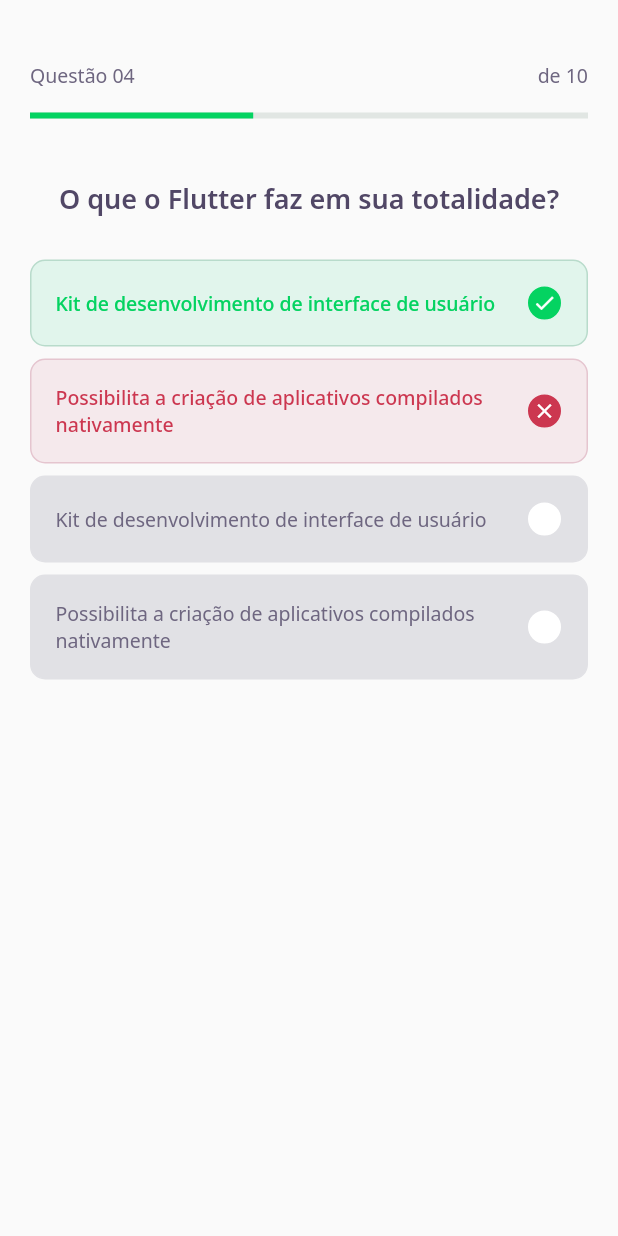
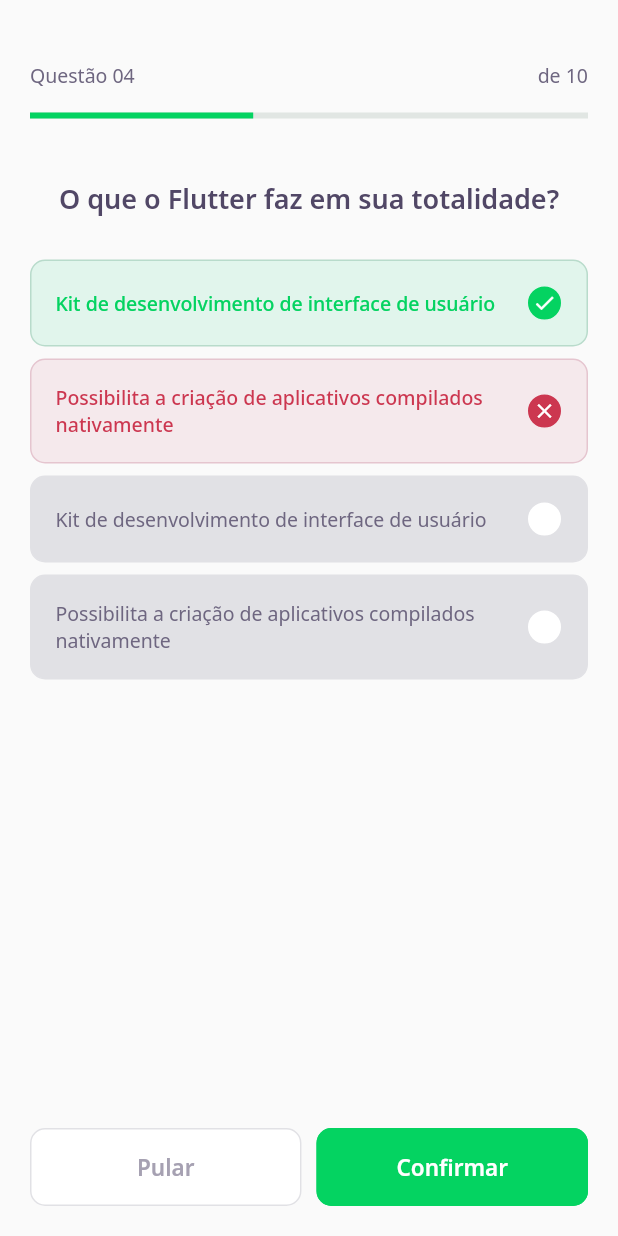
Before and after one commit to andrempeixoto/flutter_devquiz, a Flutter app: the ChallengePage screen opened directly, on a phone screen of 412 x 824 dp. Run offline on Flutter 3.47's test engine with Material 2 defaults, Android fonts, the phone set to English and light mode, and no system bars; our stand-ins replace google_fonts; accounts and stored records are empty.

Commit message:
Creates NextButtonWidget and adds it to ChallengePage

```diff
--- a/lib/challenge/challenge_page.dart
+++ b/lib/challenge/challenge_page.dart
@@ -1,5 +1,7 @@
+import 'package:DevQuiz/challenge/widgets/next_button/next_button_widget.dart';
 import 'package:DevQuiz/challenge/widgets/question_indicator/question_indicator_widget.dart';
 import 'package:DevQuiz/challenge/widgets/quiz/quiz_widget.dart';
+import 'package:DevQuiz/core/core.dart';
 import 'package:flutter/material.dart';
 import 'package:flutter/services.dart';
 
@@ -24,9 +26,19 @@ class _ChallengePageState extends State<ChallengePage> {
           child: QuestionIndicatorWidget(),
         ),
       ),
-      body: Container(
-        padding: EdgeInsets.symmetric(horizontal: 20.0),
-        child: QuizWidget(title: "O que o Flutter faz em sua totalidade?"),
+      body: QuizWidget(title: "O que o Flutter faz em sua totalidade?"),
+      bottomNavigationBar: SafeArea(
+        bottom: true,
+        child: Padding(
+          padding: EdgeInsets.symmetric(horizontal: 15.0, vertical: 20.0),
+          child: Row(
+            mainAxisAlignment: MainAxisAlignment.spaceBetween,
+            children: [
+              NextButtonWidget.white("Pular"),
+              NextButtonWidget.darkGreen("Confirmar"),
+            ],
+          ),
+        ),
       ),
     );
   }
--- /dev/null
+++ b/lib/challenge/widgets/next_button/next_button_widget.dart
@@ -0,0 +1,64 @@
+import 'package:DevQuiz/core/core.dart';
+import 'package:flutter/material.dart';
+import 'package:google_fonts/google_fonts.dart';
+
+class NextButtonWidget extends StatelessWidget {
+  final String label;
+  final Color backgroundColor;
+  final Color fontColor;
+  final Color borderColor;
+  final Color overlayColor;
+
+  NextButtonWidget({
+    required this.label,
+    required this.backgroundColor,
+    required this.fontColor,
+    required this.borderColor,
+    required this.overlayColor,
+  });
+
+  NextButtonWidget.white(String label)
+      : this.label = label,
+        this.backgroundColor = AppColors.white,
+        this.fontColor = AppColors.lightGrey,
+        this.borderColor = AppColors.border,
+        this.overlayColor = AppColors.border;
+
+  NextButtonWidget.darkGreen(String label)
+      : this.label = label,
+        this.backgroundColor = AppColors.darkGreen,
+        this.fontColor = AppColors.white,
+        this.borderColor = AppColors.darkGreen,
+        this.overlayColor = AppColors.darkerGreen;
+
+  @override
+  Widget build(BuildContext context) {
+    return Expanded(
+      child: Container(
+        padding: EdgeInsets.symmetric(horizontal: 5),
+        height: 52,
+        child: TextButton(
+          onPressed: () {},
+          child: Text(
+            label,
+            style: GoogleFonts.notoSans(
+              fontWeight: FontWeight.w600,
+              fontSize: 15,
+              color: fontColor,
+            ),
+          ),
+          style: ButtonStyle(
+              backgroundColor: MaterialStateProperty.all(backgroundColor),
+              shape: MaterialStateProperty.all(
+                RoundedRectangleBorder(
+                  borderRadius: BorderRadius.circular(10),
+                  side: BorderSide(color: borderColor),
+                ),
+              ),
+              enableFeedback: true,
+              overlayColor: MaterialStateProperty.all(overlayColor)),
+        ),
+      ),
+    );
+  }
+}
--- a/lib/challenge/widgets/quiz/quiz_widget.dart
+++ b/lib/challenge/widgets/quiz/quiz_widget.dart
@@ -11,7 +11,9 @@ class QuizWidget extends StatelessWidget {
 
   @override
   Widget build(BuildContext context) {
-    return Container(
+    return Padding(
+      padding: const EdgeInsets.symmetric(horizontal: 20.0),
+      child: Container(
         child: Column(
           children: [
             Text(
@@ -31,12 +33,14 @@ class QuizWidget extends StatelessWidget {
                       isRight: false,
                       title: "Possibilita a criação de aplicativos compilados nativamente"),
                   AnswerWidget(title: "Kit de desenvolvimento de interface de usuário"),
-                AnswerWidget(title: "Possibilita a criação de aplicativos compilados nativamente"),
+                  AnswerWidget(
+                      title: "Possibilita a criação de aplicativos compilados nativamente"),
                 ],
               ),
             ),
           ],
         ),
+      ),
     );
   }
 }
--- a/lib/core/app_colors.dart
+++ b/lib/core/app_colors.dart
@@ -4,8 +4,8 @@ class AppColors {
   static final Color purple = Color(0xFF8257E5);
   static final Color white = Color(0xFFFFFFFF);
   static final Color black = Color(0xFF514766);
+  static final Color lightGrey = Color(0xFFA6A1B2);
   static final Color grey = Color(0xFF6E6680);
-  static final Color lightGrey = Color(0xFFA6A1B2);
   static final Color border = Color(0xFFE1E1E5);
   static final Color chartSecondary = Color(0xFFE1E6E3);
   static final Color chartPrimary = darkGreen;
@@ -14,6 +14,7 @@ class AppColors {
   static final Color lightGreen = Color(0xFFE1F5EC);
   static final Color green = Color(0xFFB8DBCB);
   static final Color darkGreen = Color(0xFF04D361);
+  static final Color darkerGreen = Color(0xFF02A84A);
 
   //Reds
   static final Color lightRed = Color(0xFFF5E9EC);
--- a/lib/core/app_widget.dart
+++ b/lib/core/app_widget.dart
@@ -16,7 +16,7 @@ class AppWidget extends StatelessWidget {
     return MaterialApp(
       debugShowCheckedModeBanner: false,
       title: 'DevQuiz',
-      home: HomePage(),
+      home: ChallengePage(),
     );
   }
 }
--- a/lib/home/widgets/appbar/app_bar_widget.dart
+++ b/lib/home/widgets/appbar/app_bar_widget.dart
@@ -29,12 +29,18 @@ class AppBarWidget extends PreferredSize {
                             TextSpan(text: user.name, style: AppTextStyles.titleBold),
                           ],
                         ),
+                        // style: TextStyle(shadows: [
+                        //   Shadow(color: Color(0xFF57B6E5), offset: Offset.zero, blurRadius: 2)
+                        // ]),
                       ),
                       Container(
                         height: 48,
                         width: 48,
                         decoration: BoxDecoration(
                           borderRadius: BorderRadius.circular(10),
+                          boxShadow: [
+                            BoxShadow(color: AppColors.purple, spreadRadius: 2, blurRadius: 2)
+                          ],
                           image: DecorationImage(
                             image: NetworkImage(user.photoUrl),
                           ),
```
Lines whose indentation alone changed are shown as unchanged.
